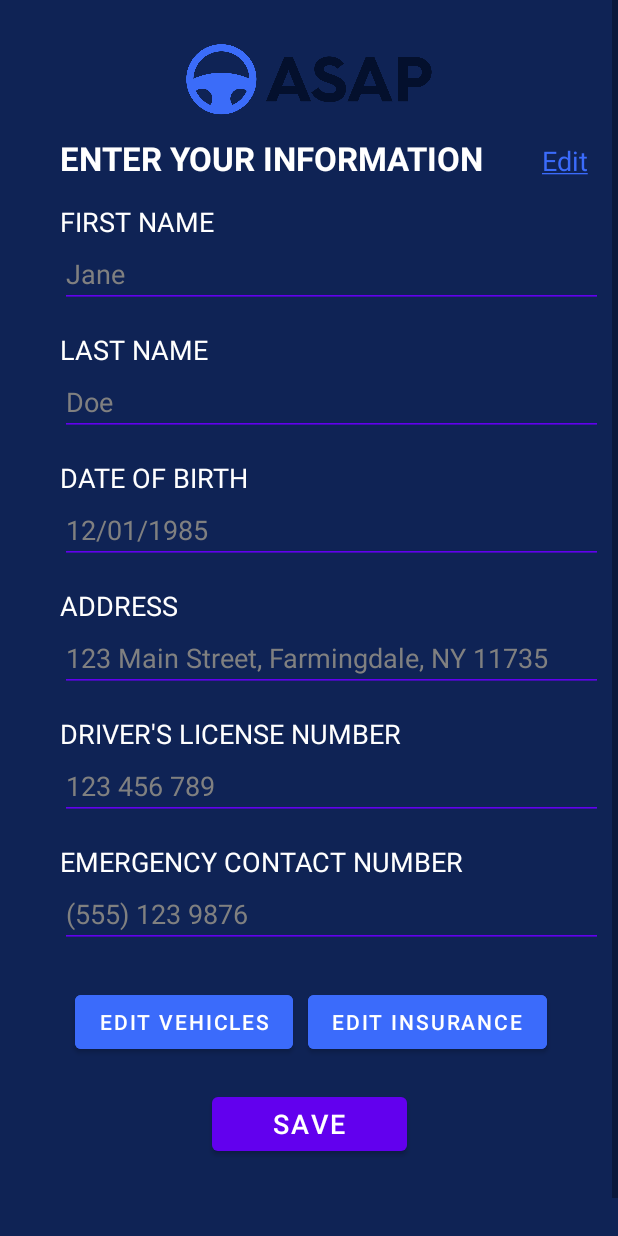
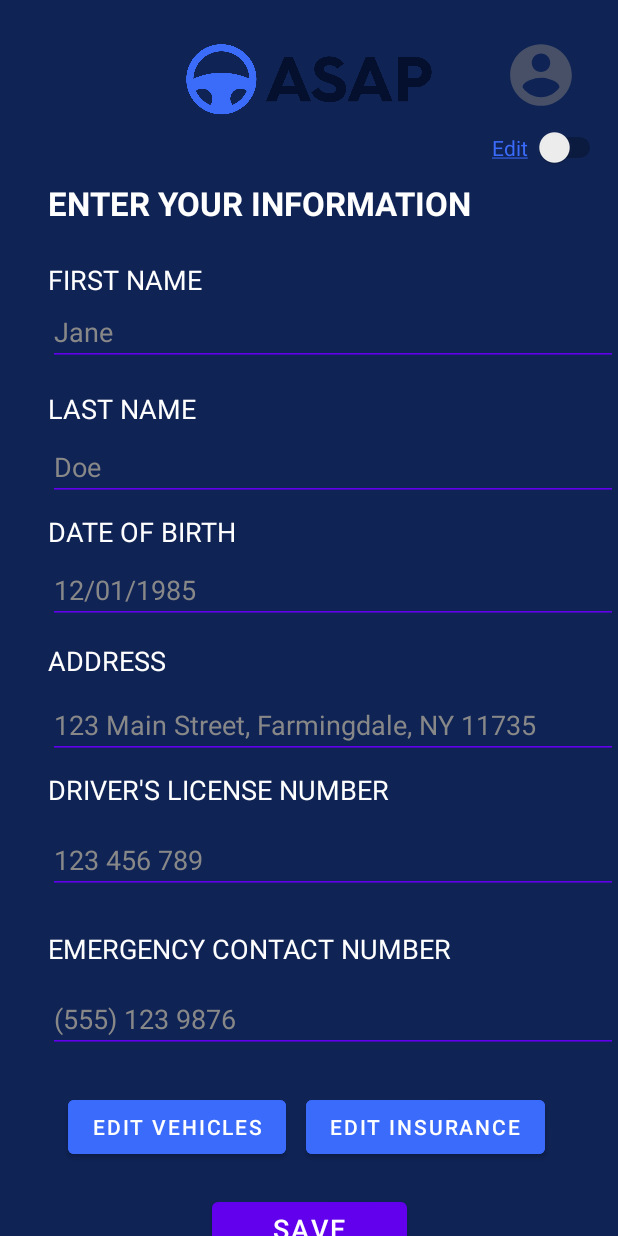
Before and after one commit to MaazHussaini99/androidAccidentApp, an Android app: the UserProfile screen opened directly, with no data from a screen before it, after a tap on "SAVE", on a phone screen of 412 x 824 dp. Run offline under Robolectric (Android 15) with nearby library versions, the phone set to English and light mode, and no system bars; 1 other tap on this screen came first.

Commit message:
Updated Profiles pages - included switch for editing info

```diff
--- a/app/src/main/java/com/example/androidaccidentapp/UserProfile.java
+++ b/app/src/main/java/com/example/androidaccidentapp/UserProfile.java
@@ -6,13 +6,15 @@ import android.content.Intent;
 import android.graphics.Color;
 import android.os.Bundle;
 import android.view.View;
+import android.widget.CompoundButton;
 import android.widget.EditText;
+import android.widget.Switch;
 import android.widget.TextView;
 
 public class UserProfile extends AppCompatActivity {
 
     EditText firstName, lastName, dob, address, license, iceContact;
-    TextView editLink;
+    Switch editable;
 
     @Override
     protected void onCreate(Bundle savedInstanceState) {
@@ -25,7 +27,8 @@ public class UserProfile extends AppCompatActivity {
         address = findViewById(R.id.addressEdit);
         license = findViewById(R.id.licenseEdit);
         iceContact = findViewById(R.id.iceContactEdit);
-        editLink = findViewById(R.id.editLink);
+
+        editable = findViewById(R.id.editable);
     }
 
     public void edit_vehicle(View view) {
@@ -39,13 +42,11 @@ public class UserProfile extends AppCompatActivity {
 
     }
 
-    public void save(View view) {
-        Intent intent = new Intent(UserProfile.this, UserProfile.class);
-        startActivity(intent);
-    }
-
     public void updateText(View view) {
-        editLink.setTextColor(Color.CYAN);
+        editable.setOnCheckedChangeListener(new CompoundButton.OnCheckedChangeListener() {
+            @Override
+            public void onCheckedChanged(CompoundButton buttonView, boolean isChecked) {
+                if (editable.isChecked()) {
                     firstName.setEnabled(true);
                     firstName.setTextColor(Color.WHITE);
                     lastName.setEnabled(true);
@@ -58,5 +59,38 @@ public class UserProfile extends AppCompatActivity {
                     license.setTextColor(Color.WHITE);
                     iceContact.setEnabled(true);
                     iceContact.setTextColor(Color.WHITE);
+                } else {
+                    firstName.setEnabled(false);
+                    firstName.setTextColor(Color.GRAY);
+                    lastName.setEnabled(false);
+                    lastName.setTextColor(Color.GRAY);
+                    dob.setEnabled(false);
+                    dob.setTextColor(Color.GRAY);
+                    address.setEnabled(false);
+                    address.setTextColor(Color.GRAY);
+                    license.setEnabled(false);
+                    license.setTextColor(Color.GRAY);
+                    iceContact.setEnabled(false);
+                    iceContact.setTextColor(Color.GRAY);
                 }
             }
+        });
+    }
+
+    public void save(View view) {
+        //push updated data over to firebase
+        firstName.setEnabled(false);
+        firstName.setTextColor(Color.GRAY);
+        lastName.setEnabled(false);
+        lastName.setTextColor(Color.GRAY);
+        dob.setEnabled(false);
+        dob.setTextColor(Color.GRAY);
+        address.setEnabled(false);
+        address.setTextColor(Color.GRAY);
+        license.setEnabled(false);
+        license.setTextColor(Color.GRAY);
+        iceContact.setEnabled(false);
+        iceContact.setTextColor(Color.GRAY);
+        editable.setChecked(false);
+    }
+}
--- a/app/src/main/res/layout/activity_user_profile.xml
+++ b/app/src/main/res/layout/activity_user_profile.xml
@@ -22,210 +22,219 @@
 
             <androidx.constraintlayout.widget.ConstraintLayout
                 android:layout_width="match_parent"
-                android:layout_height="850dp">
+                android:layout_height="900dp"
+                tools:layout_editor_absoluteX="-8dp"
+                tools:layout_editor_absoluteY="0dp">
 
                 <ImageView
                     android:id="@+id/logo"
                     android:layout_width="wrap_content"
                     android:layout_height="55dp"
+                    android:layout_marginTop="25dp"
                     android:src="@drawable/logo_01"
-                android:layout_marginTop="25dp"
                     app:layout_constraintEnd_toEndOf="parent"
                     app:layout_constraintHorizontal_bias="0.0"
                     app:layout_constraintStart_toStartOf="parent"
                     app:layout_constraintTop_toTopOf="parent" />
 
-            <TextView
-                android:id="@+id/editLink"
-                android:layout_width="wrap_content"
-                android:layout_height="wrap_content"
-                android:layout_marginTop="10dp"
-                android:layout_marginEnd="20dp"
+                <ImageView
+                    android:id="@+id/account_ic"
+                    android:layout_width="52dp"
+                    android:layout_height="49dp"
+                    android:layout_margin="25dp"
+                    android:src="@drawable/ic_baseline_account_circle_24"
+                    app:layout_constraintEnd_toEndOf="parent"
+                    app:layout_constraintTop_toTopOf="parent" />
+
+                <Switch
+                    android:id="@+id/editable"
+                    android:layout_width="76dp"
+                    android:layout_height="47dp"
+                    android:layout_marginEnd="8dp"
+                    android:onClick="updateText"
                     android:text="@string/editLink"
                     android:textColor="@color/logo"
-                android:textSize="18dp"
-                android:onClick="updateText"
-                app:layout_constraintBaseline_toBaselineOf="@id/header"
-                app:layout_constraintRight_toRightOf="parent" />
+                    android:textSize="14sp"
+                    app:layout_constraintEnd_toEndOf="parent"
+                    app:layout_constraintTop_toBottomOf="@+id/account_ic" />
 
                 <TextView
                     android:id="@+id/header"
                     android:layout_width="wrap_content"
                     android:layout_height="wrap_content"
-                android:layout_marginTop="10dp"
-                android:layout_marginLeft="40dp"
+                    android:layout_marginStart="32dp"
+                    android:layout_marginTop="40dp"
                     android:text="ENTER YOUR INFORMATION"
                     android:textColor="@color/white"
-                android:textSize="22dp"
+                    android:textSize="22sp"
                     android:textStyle="bold"
-                app:layout_constraintTop_toBottomOf="@id/logo"
-                app:layout_constraintLeft_toLeftOf="parent" />
+                    app:layout_constraintStart_toStartOf="parent"
+                    app:layout_constraintTop_toBottomOf="@id/logo" />
 
                 <TextView
                     android:id="@+id/firstNameText"
                     android:layout_width="wrap_content"
                     android:layout_height="wrap_content"
-                android:layout_marginTop="15dp"
-                android:layout_marginLeft="40dp"
+                    android:layout_marginLeft="32dp"
+                    android:layout_marginTop="24dp"
                     android:text="FIRST NAME"
                     android:textColor="@color/white"
-                android:textSize="18dp"
-                app:layout_constraintTop_toBottomOf="@id/header"
-                app:layout_constraintLeft_toLeftOf="parent" />
+                    android:textSize="18sp"
+                    app:layout_constraintLeft_toLeftOf="parent"
+                    app:layout_constraintTop_toBottomOf="@id/header" />
 
                 <EditText
                     android:id="@+id/firstNameEdit"
                     android:layout_width="match_parent"
                     android:layout_height="wrap_content"
-                android:layout_marginLeft="40dp"
-                android:layout_marginEnd="10dp"
+                    android:layout_marginLeft="32dp"
+                    android:backgroundTint="@color/purple_500"
+                    android:enabled="false"
+                    android:text="Jane"
                     android:textColor="@color/gray"
-                android:text="Jane"
-                android:textSize="18dp"
-                android:enabled="false"
-                android:backgroundTint="@color/purple_500"
-                app:layout_constraintTop_toBottomOf="@id/firstNameText"
-                app:layout_constraintLeft_toLeftOf="parent" />
+                    android:textSize="18sp"
+                    app:layout_constraintLeft_toLeftOf="parent"
+                    app:layout_constraintTop_toBottomOf="@id/firstNameText" />
 
                 <TextView
                     android:id="@+id/lastNameText"
                     android:layout_width="wrap_content"
                     android:layout_height="wrap_content"
-                android:layout_marginTop="15dp"
-                android:layout_marginLeft="40dp"
+                    android:layout_marginLeft="32dp"
+                    android:layout_marginTop="16dp"
                     android:text="LAST NAME"
                     android:textColor="@color/white"
-                android:textSize="18dp"
-                app:layout_constraintTop_toBottomOf="@id/firstNameEdit"
-                app:layout_constraintLeft_toLeftOf="parent" />
+                    android:textSize="18sp"
+                    app:layout_constraintLeft_toLeftOf="parent"
+                    app:layout_constraintTop_toBottomOf="@id/firstNameEdit" />
 
                 <EditText
                     android:id="@+id/lastNameEdit"
                     android:layout_width="match_parent"
                     android:layout_height="wrap_content"
-                android:layout_marginLeft="40dp"
-                android:layout_marginEnd="10dp"
+                    android:layout_marginLeft="32dp"
+                    android:layout_marginTop="4dp"
+                    android:backgroundTint="@color/purple_500"
+                    android:enabled="false"
+                    android:text="Doe"
                     android:textColor="@color/gray"
-                android:text="Doe"
-                android:textSize="18dp"
-                android:enabled="false"
-                android:backgroundTint="@color/purple_500"
-                app:layout_constraintTop_toBottomOf="@id/lastNameText"
-                app:layout_constraintLeft_toLeftOf="parent" />
+                    android:textSize="18sp"
+                    app:layout_constraintLeft_toLeftOf="parent"
+                    app:layout_constraintTop_toBottomOf="@id/lastNameText" />
 
                 <TextView
                     android:id="@+id/dobText"
                     android:layout_width="wrap_content"
                     android:layout_height="wrap_content"
-                android:layout_marginTop="15dp"
-                android:layout_marginLeft="40dp"
+                    android:layout_marginLeft="32dp"
+                    android:layout_marginTop="8dp"
                     android:text="DATE OF BIRTH"
                     android:textColor="@color/white"
-                android:textSize="18dp"
-                app:layout_constraintTop_toBottomOf="@id/lastNameEdit"
-                app:layout_constraintLeft_toLeftOf="parent" />
+                    android:textSize="18sp"
+                    app:layout_constraintLeft_toLeftOf="parent"
+                    app:layout_constraintTop_toBottomOf="@id/lastNameEdit" />
 
                 <EditText
                     android:id="@+id/dobEdit"
                     android:layout_width="match_parent"
                     android:layout_height="wrap_content"
-                android:layout_marginLeft="40dp"
-                android:layout_marginEnd="10dp"
+                    android:layout_marginLeft="32dp"
+                    android:layout_marginTop="4dp"
+                    android:backgroundTint="@color/purple_500"
+                    android:enabled="false"
+                    android:text="12/01/1985"
                     android:textColor="@color/gray"
-                android:textSize="18dp"
-                android:text="12/01/1985"
-                android:enabled="false"
-                android:backgroundTint="@color/purple_500"
-                app:layout_constraintTop_toBottomOf="@id/dobText"
-                app:layout_constraintLeft_toLeftOf="parent" />
+                    android:textSize="18sp"
+                    app:layout_constraintLeft_toLeftOf="parent"
+                    app:layout_constraintTop_toBottomOf="@id/dobText" />
 
                 <TextView
                     android:id="@+id/addressText"
                     android:layout_width="wrap_content"
                     android:layout_height="wrap_content"
-                android:layout_marginTop="15dp"
-                android:layout_marginLeft="40dp"
+                    android:layout_marginLeft="32dp"
+                    android:layout_marginTop="12dp"
                     android:text="ADDRESS"
                     android:textColor="@color/white"
-                android:textSize="18dp"
-                app:layout_constraintTop_toBottomOf="@id/dobEdit"
-                app:layout_constraintLeft_toLeftOf="parent" />
+                    android:textSize="18sp"
+                    app:layout_constraintLeft_toLeftOf="parent"
+                    app:layout_constraintTop_toBottomOf="@id/dobEdit" />
 
                 <EditText
                     android:id="@+id/addressEdit"
                     android:layout_width="match_parent"
                     android:layout_height="wrap_content"
-                android:layout_marginLeft="40dp"
-                android:layout_marginEnd="10dp"
+                    android:layout_marginLeft="32dp"
+                    android:layout_marginTop="8dp"
+                    android:backgroundTint="@color/purple_500"
+                    android:enabled="false"
+                    android:text="123 Main Street, Farmingdale, NY 11735"
                     android:textColor="@color/gray"
-                android:textSize="18dp"
-                android:text="123 Main Street, Farmingdale, NY 11735"
-                android:enabled="false"
-                android:backgroundTint="@color/purple_500"
-                app:layout_constraintTop_toBottomOf="@id/addressText"
-                app:layout_constraintLeft_toLeftOf="parent" />
+                    android:textSize="18sp"
+                    app:layout_constraintLeft_toLeftOf="parent"
+                    app:layout_constraintTop_toBottomOf="@id/addressText" />
 
                 <TextView
                     android:id="@+id/licenseText"
                     android:layout_width="wrap_content"
                     android:layout_height="wrap_content"
-                android:layout_marginTop="15dp"
-                android:layout_marginLeft="40dp"
+                    android:layout_marginLeft="32dp"
+                    android:layout_marginTop="8dp"
                     android:text="DRIVER'S LICENSE NUMBER"
                     android:textColor="@color/white"
-                android:textSize="18dp"
-                app:layout_constraintTop_toBottomOf="@id/addressEdit"
-                app:layout_constraintLeft_toLeftOf="parent" />
+                    android:textSize="18sp"
+                    app:layout_constraintLeft_toLeftOf="parent"
+                    app:layout_constraintTop_toBottomOf="@id/addressEdit" />
 
                 <EditText
                     android:id="@+id/licenseEdit"
                     android:layout_width="match_parent"
                     android:layout_height="wrap_content"
-                android:layout_marginLeft="40dp"
-                android:layout_marginEnd="10dp"
+                    android:layout_marginLeft="32dp"
+                    android:layout_marginTop="12dp"
+                    android:backgroundTint="@color/purple_500"
+                    android:enabled="false"
+                    android:text="123 456 789"
                     android:textColor="@color/gray"
-                android:textSize="18dp"
-                android:text="123 456 789"
-                android:enabled="false"
-                android:backgroundTint="@color/purple_500"
-                app:layout_constraintTop_toBottomOf="@id/licenseText"
-                app:layout_constraintLeft_toLeftOf="parent" />
+                    android:textSize="18sp"
+                    app:layout_constraintLeft_toLeftOf="parent"
+                    app:layout_constraintTop_toBottomOf="@id/licenseText" />
 
                 <TextView
                     android:id="@+id/iceContactText"
                     android:layout_width="wrap_content"
                     android:layout_height="wrap_content"
-                android:layout_marginTop="15dp"
-                android:layout_marginLeft="40dp"
+                    android:layout_marginLeft="32dp"
+                    android:layout_marginTop="24dp"
                     android:text="EMERGENCY CONTACT NUMBER"
                     android:textColor="@color/white"
-                android:textSize="18dp"
-                app:layout_constraintTop_toBottomOf="@id/licenseEdit"
-                app:layout_constraintLeft_toLeftOf="parent" />
+                    android:textSize="18sp"
+                    app:layout_constraintLeft_toLeftOf="parent"
+                    app:layout_constraintTop_toBottomOf="@id/licenseEdit" />
 
                 <EditText
                     android:id="@+id/iceContactEdit"
                     android:layout_width="match_parent"
                     android:layout_height="wrap_content"
-                android:layout_marginLeft="40dp"
-                android:layout_marginEnd="10dp"
+                    android:layout_marginLeft="32dp"
+                    android:layout_marginTop="12dp"
+                    android:backgroundTint="@color/purple_500"
+                    android:enabled="false"
+                    android:text="(555) 123 9876"
                     android:textColor="@color/gray"
-                android:textSize="18dp"
-                android:text="(555) 123 9876"
-                android:enabled="false"
-                android:backgroundTint="@color/purple_500"
-                app:layout_constraintTop_toBottomOf="@id/iceContactText"
-                app:layout_constraintLeft_toLeftOf="parent" />
+                    android:textSize="18sp"
+                    app:layout_constraintLeft_toLeftOf="parent"
+                    app:layout_constraintTop_toBottomOf="@id/iceContactText" />
 
                 <Button
                     android:id="@+id/accessVehicles"
                     android:layout_width="wrap_content"
                     android:layout_height="wrap_content"
+                    android:layout_marginStart="45dp"
                     android:layout_marginTop="25dp"
-                android:layout_marginStart="50dp"
+                    android:backgroundTint="@color/logo"
+                    android:onClick="edit_vehicle"
                     android:text="Edit Vehicles"
-                android:onClick="edit_vehicle"
-                android:backgroundTint="@color/logo"
                     app:layout_constraintStart_toStartOf="parent"
                     app:layout_constraintTop_toBottomOf="@id/iceContactEdit" />
 
@@ -233,11 +242,13 @@
                     android:id="@+id/accessInsurance"
                     android:layout_width="wrap_content"
                     android:layout_height="wrap_content"
+                    android:layout_marginStart="10dp"
                     android:layout_marginTop="25dp"
-                android:layout_marginStart="10dp"
+                    android:layout_marginEnd="45dp"
+                    android:backgroundTint="@color/logo"
+                    android:onClick="edit_insurance"
                     android:text="Edit Insurance"
-                android:onClick="edit_insurance"
-                android:backgroundTint="@color/logo"
+                    app:layout_constraintEnd_toEndOf="parent"
                     app:layout_constraintStart_toEndOf="@id/accessVehicles"
                     app:layout_constraintTop_toBottomOf="@id/iceContactEdit" />
 
@@ -246,12 +257,12 @@
                     android:layout_width="130dp"
                     android:layout_height="wrap_content"
                     android:layout_marginTop="20dp"
+                    android:onClick="save"
                     android:text="Save"
                     android:textSize="18dp"
-                android:onClick="save"
-                app:layout_constraintTop_toBottomOf="@id/accessInsurance"
+                    app:layout_constraintEnd_toEndOf="parent"
                     app:layout_constraintStart_toStartOf="parent"
-                app:layout_constraintEnd_toEndOf="parent"/>
+                    app:layout_constraintTop_toBottomOf="@id/accessInsurance" />
 
             </androidx.constraintlayout.widget.ConstraintLayout>
         </LinearLayout>
```
Also changed, not shown: app/src/main/java/com/example/androidaccidentapp/InsuranceProfile.java (+56 -2 lines), app/src/main/java/com/example/androidaccidentapp/VehicleProfile.java (+72 -2 lines), app/src/main/res/layout/activity_insurance_profile.xml (+89 -42 lines), app/src/main/res/layout/activity_vehicle_profile.xml (+110 -63 lines). Lines whose indentation alone changed are shown as unchanged.
